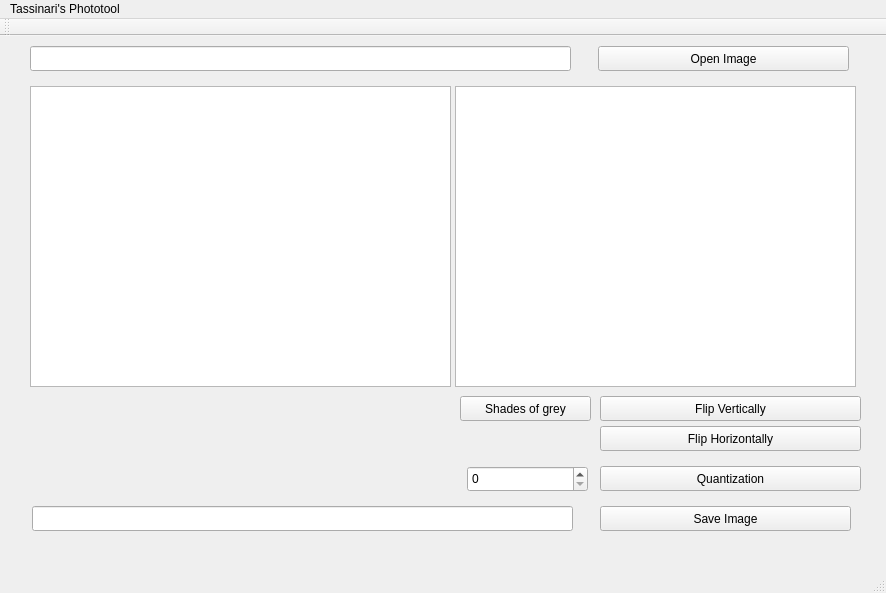
Before: the Qt Designer form mainwindow.ui in guitassinari/fpi-project, drawn with Qt 5.
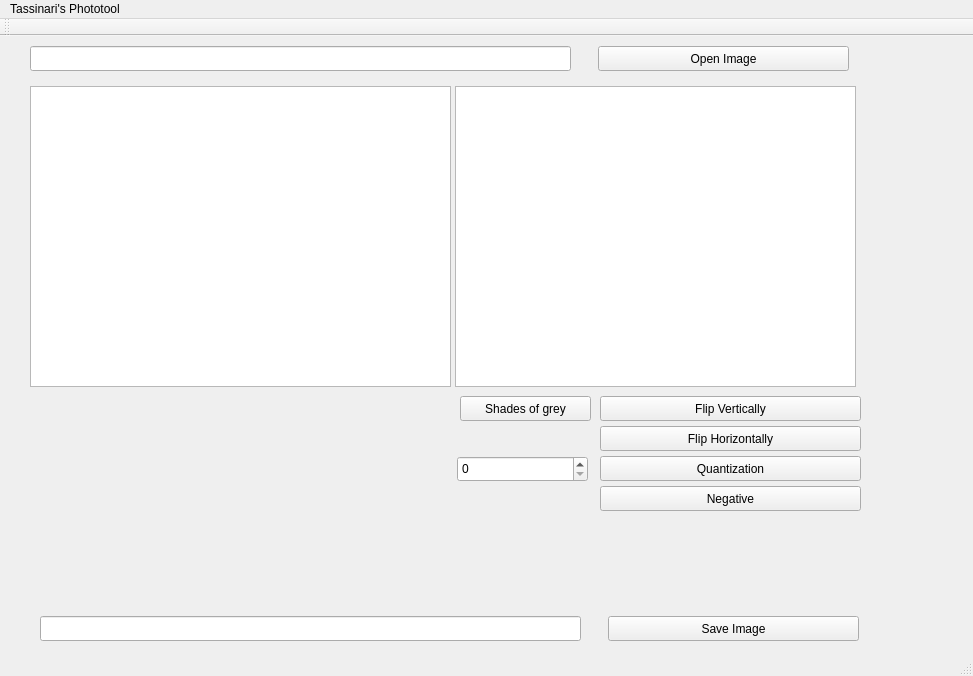
After: the same form once the commit is applied.

Commit message: calculates image negative

```diff
--- a/mainwindow.ui
+++ b/mainwindow.ui
@@ -6,8 +6,8 @@
    <rect>
     <x>0</x>
     <y>0</y>
-    <width>886</width>
-    <height>593</height>
+    <width>973</width>
+    <height>676</height>
    </rect>
   </property>
   <property name="windowTitle">
@@ -99,8 +99,8 @@
    <widget class="QPushButton" name="SaveImageButton">
     <property name="geometry">
      <rect>
-      <x>600</x>
-      <y>470</y>
+      <x>608</x>
+      <y>580</y>
       <width>251</width>
       <height>25</height>
      </rect>
@@ -112,8 +112,8 @@
    <widget class="QLineEdit" name="PathToSave">
     <property name="geometry">
      <rect>
-      <x>32</x>
-      <y>470</y>
+      <x>40</x>
+      <y>580</y>
       <width>541</width>
       <height>25</height>
      </rect>
@@ -123,7 +123,7 @@
     <property name="geometry">
      <rect>
       <x>600</x>
-      <y>430</y>
+      <y>420</y>
       <width>261</width>
       <height>25</height>
      </rect>
@@ -135,13 +135,26 @@
    <widget class="QSpinBox" name="QuantizationNumber">
     <property name="geometry">
      <rect>
-      <x>467</x>
-      <y>430</y>
-      <width>121</width>
+      <x>457</x>
+      <y>420</y>
+      <width>131</width>
       <height>26</height>
      </rect>
     </property>
    </widget>
+   <widget class="QPushButton" name="NegativeButton">
+    <property name="geometry">
+     <rect>
+      <x>600</x>
+      <y>450</y>
+      <width>261</width>
+      <height>25</height>
+     </rect>
+    </property>
+    <property name="text">
+     <string>Negative</string>
+    </property>
+   </widget>
   </widget>
   <widget class="QToolBar" name="mainToolBar">
    <attribute name="toolBarArea">
@@ -157,7 +170,7 @@
     <rect>
      <x>0</x>
      <y>0</y>
-     <width>886</width>
+     <width>973</width>
      <height>22</height>
     </rect>
    </property>
```
The commit also changes 12 other files.
